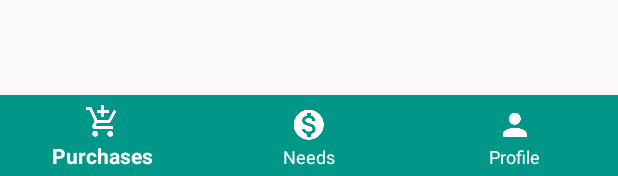
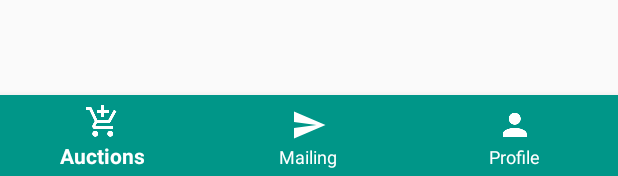
Before and after one commit to larrytech7/J_Trok, an Android app: the layout activity_main.xml on its own in the app's theme, with its tools: preview values and no code run, on a phone screen of 412 x 824 dp. Shown: the part 1057-1233 px from the top of the screen. Run offline under Robolectric (Android 15) with nearby library versions, the phone set to English and light mode, and no system bars.

Commit message:
Implemented number of likes for the tradepost model on the auctions page

```diff
--- a/app/build.gradle
+++ b/app/build.gradle
@@ -16,8 +16,8 @@ android {
         applicationId "com.app.android.tensel"
         minSdkVersion 16
         targetSdkVersion 25
-        versionCode 3
-        versionName "1.1.1"
+        versionCode 4
+        versionName "1.1.4"
         testInstrumentationRunner "android.support.test.runner.AndroidJUnitRunner"
         multiDexEnabled true
     }
--- a/app/src/main/java/com/app/android/tensel/adapters/FeedsAdapter.java
+++ b/app/src/main/java/com/app/android/tensel/adapters/FeedsAdapter.java
@@ -107,7 +107,7 @@ public class FeedsAdapter extends FirebaseRecyclerAdapter<TradePost, FeedsAdapte
 
         viewHolder.mTextView.setText(String.format(Locale.ENGLISH, "By %s ", model.getAuthorName()));
         viewHolder.priceTagTextView.setText(String.format(Locale.ENGLISH ,"%d %s", model.getTradeAmount(), model.getCurrency()));
-        viewHolder.dateTextView.setText(TimeAgo.using(model.getTradeTime()));
+        viewHolder.dateTextView.setText(String.format(Locale.ENGLISH, "%s, %d like(s)",TimeAgo.using(model.getTradeTime()), model.getValidLikes()));
 
         viewHolder.feedsAutorImageView.setOnClickListener(new View.OnClickListener() {
             @Override
--- a/app/src/main/java/com/app/android/tensel/ui/MainActivity.java
+++ b/app/src/main/java/com/app/android/tensel/ui/MainActivity.java
@@ -19,7 +19,6 @@ import com.app.android.tensel.R;
 import com.app.android.tensel.fragments.BuyingFragment;
 import com.app.android.tensel.fragments.ProfileFragment;
 import com.app.android.tensel.fragments.SellingFragment;
-import com.app.android.tensel.models.User;
 import com.app.android.tensel.utility.PrefManager;
 import com.app.android.tensel.utility.Utils;
 import com.google.android.gms.appinvite.AppInvite;
@@ -32,10 +31,7 @@ import com.google.firebase.analytics.FirebaseAnalytics;
 import com.google.firebase.auth.FirebaseAuth;
 import com.google.firebase.auth.FirebaseUser;
 import com.google.firebase.crash.FirebaseCrash;
-import com.google.firebase.database.DataSnapshot;
-import com.google.firebase.database.DatabaseError;
 import com.google.firebase.database.FirebaseDatabase;
-import com.google.firebase.database.ValueEventListener;
 import com.google.firebase.messaging.FirebaseMessaging;
 import com.joanfuentes.hintcase.HintCase;
 import com.joanfuentes.hintcaseassets.contentholderanimators.FadeInContentHolderAnimator;
@@ -87,7 +83,7 @@ public class MainActivity extends AppCompatActivity implements GoogleApiClient.O
                                 break;
                             case R.id.action_selling:
                                 fragment = "selling";
-                                item.setIcon(ResourcesCompat.getDrawable(getResources(), R.drawable.ic_sell_selected, null));
+                                item.setIcon(ResourcesCompat.getDrawable(getResources(), R.drawable.ic_send, null));
                                 break;
                             case R.id.action_profile:
                                 fragment = "profile";
--- a/app/src/main/res/menu/bottom_navigation_items.xml
+++ b/app/src/main/res/menu/bottom_navigation_items.xml
@@ -6,7 +6,7 @@
         android:title="@string/buying" />
     <item
         android:id="@+id/action_selling"
-        android:icon="@drawable/ic_sell"
+        android:icon="@drawable/ic_send"
         android:title="@string/selling"/>
     <item
         android:id="@+id/action_profile"
--- a/app/src/main/res/values/strings.xml
+++ b/app/src/main/res/values/strings.xml
@@ -45,8 +45,8 @@
     <string name="search_hint">Quickly search for cool stuff</string>
     <string name="search">%s, quickly find stuff here</string>
     <string name="preparing">preparing </string>
-    <string name="buying">Purchases</string>
-    <string name="selling">Needs</string>
+    <string name="buying">Auctions</string>
+    <string name="selling">Mailing</string>
     <string name="profile">Profile</string>
     <string name="username">\@ %s Username</string>
     <string name="chat_content_hint">chat</string>
```
Also changed, not shown: app/src/main/java/com/app/android/tensel/models/TradePost.java (+15 -0 lines), 1 other file.
